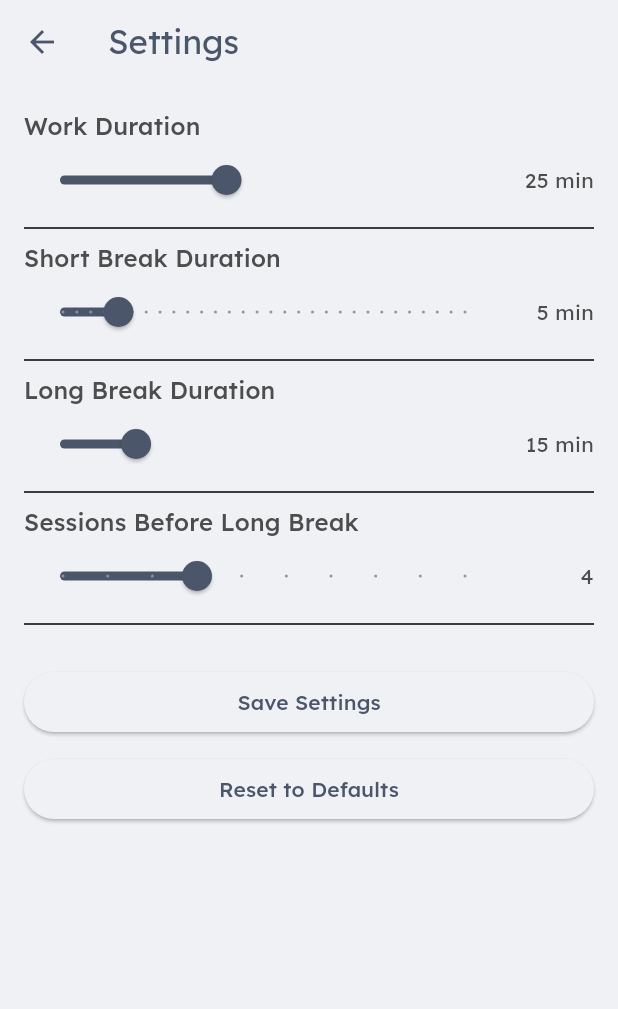
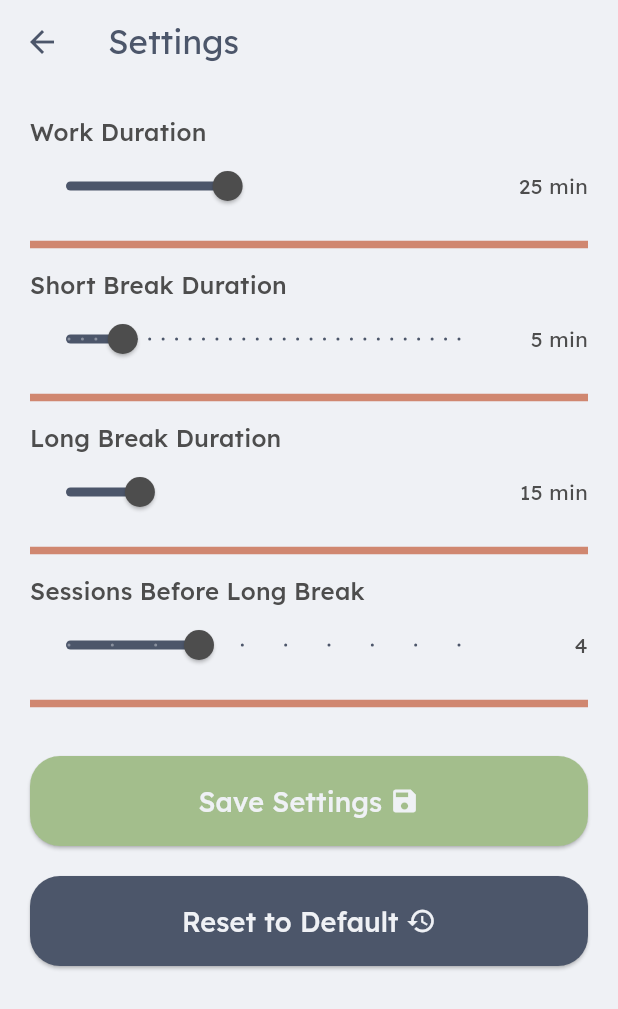
Before and after one commit to AbrarAbe/pomothing, a Flutter app: the SettingsScreen screen opened directly, on a phone screen of 412 x 824 dp. Shown: the top 1009 px of the screen. Run offline on Flutter 3.47's test engine with Material 3 defaults, Android fonts, the phone set to English and light mode, and no system bars; our stand-ins replace flutter_local_notifications, flutter_timezone, google_fonts, just_audio, shared_preferences, timezone; accounts and stored records are empty.

Commit message:
refactor(settings/ui): Extract UI components and enhance layout
- Extract slider and button widgets into separate files.
- Update reset logic to fetch defaults from the provider.
- Adjust layout padding and dividers.

```diff
--- a/lib/features/settings/settings_screen.dart
+++ b/lib/features/settings/settings_screen.dart
@@ -1,7 +1,10 @@
 import 'package:flutter/material.dart';
 import 'package:provider/provider.dart';
+
+import 'models/app_settings.dart';
 import 'settings_provider.dart';
-import 'models/app_settings.dart';
+import 'widgets/save_settings_button.dart';
+import 'widgets/slider.dart';
 
 class SettingsScreen extends StatefulWidget {
   const SettingsScreen({super.key});
@@ -39,7 +42,10 @@ class _SettingsScreenState extends State<SettingsScreen> {
     // Call the provider's reset method
     Provider.of<SettingsProvider>(context, listen: false).resetToDefaults();
     setState(() {
-      _localSettings = AppSettings();
+      // Re-initialize local settings with defaults after provider reset
+      // Fetching defaults from the provider ensures consistency
+      _localSettings =
+          Provider.of<SettingsProvider>(context, listen: false).settings;
     });
   }
 
@@ -48,11 +54,10 @@ class _SettingsScreenState extends State<SettingsScreen> {
     return Scaffold(
       appBar: AppBar(title: const Text('Settings')),
       body: ListView(
-        padding: const EdgeInsets.all(16.0),
+        padding: const EdgeInsets.all(20.0),
         children: [
           // Work Duration Slider
-          _buildSettingSlider(
-            context,
+          SettingSlider(
             title: 'Work Duration',
             value:
                 (_localSettings.workDuration ~/ 60)
@@ -71,11 +76,14 @@ class _SettingsScreenState extends State<SettingsScreen> {
             displayValue:
                 '${_localSettings.workDuration ~/ 60} min', // Display in minutes
           ),
-          const Divider(),
+          Divider(
+            height: 30,
+            thickness: 5,
+            color: Theme.of(context).colorScheme.primaryContainer,
+          ),
 
           // Short Break Duration Slider
-          _buildSettingSlider(
-            context,
+          SettingSlider(
             title: 'Short Break Duration',
             value:
                 (_localSettings.shortBreakDuration ~/ 60)
@@ -94,11 +102,14 @@ class _SettingsScreenState extends State<SettingsScreen> {
             displayValue:
                 '${_localSettings.shortBreakDuration ~/ 60} min', // Display in minutes
           ),
-          const Divider(),
+          Divider(
+            height: 30,
+            thickness: 5,
+            color: Theme.of(context).colorScheme.primaryContainer,
+          ),
 
           // Long Break Duration Slider
-          _buildSettingSlider(
-            context,
+          SettingSlider(
             title: 'Long Break Duration',
             value:
                 (_localSettings.longBreakDuration ~/ 60)
@@ -117,11 +128,14 @@ class _SettingsScreenState extends State<SettingsScreen> {
             displayValue:
                 '${_localSettings.longBreakDuration ~/ 60} min', // Display in minutes
           ),
-          const Divider(),
+          Divider(
+            height: 30,
+            thickness: 5,
+            color: Theme.of(context).colorScheme.primaryContainer,
+          ),
 
           // Sessions Before Long Break Slider
-          _buildSettingSlider(
-            context,
+          SettingSlider(
             title: 'Sessions Before Long Break',
             value: _localSettings.sessionsBeforeLongBreak.toDouble(),
             min: 1,
@@ -136,60 +150,28 @@ class _SettingsScreenState extends State<SettingsScreen> {
             },
             displayValue: '${_localSettings.sessionsBeforeLongBreak}',
           ),
-          const Divider(),
+          Divider(
+            height: 30,
+            thickness: 5,
+            color: Theme.of(context).colorScheme.primaryContainer,
+          ),
 
           const SizedBox(height: 20),
-          ElevatedButton(
+          SaveSettingsButton(
             onPressed: _saveSettings, // Call the local save method
-            child: const Text('Save Settings'),
+            text: 'Save Settings',
+            icon: Icons.save,
+            color: Theme.of(context).colorScheme.tertiary,
           ),
-          const SizedBox(height: 10), // Add some spacing
-          ElevatedButton(
-            onPressed: _resetToDefaults, // Call the local reset method
-            child: const Text('Reset to Defaults'),
+          const SizedBox(height: 20), // Add some spacing
+          SaveSettingsButton(
+            onPressed: _resetToDefaults, // Call the local save method
+            text: 'Reset to Default',
+            icon: Icons.restore,
+            color: Theme.of(context).colorScheme.primary,
           ),
         ],
       ),
     );
   }
-
-  Widget _buildSettingSlider(
-    BuildContext context, {
-    required String title,
-    required double value,
-    required double min,
-    required double max,
-    required int divisions,
-    required ValueChanged<double> onChanged,
-    required String displayValue,
-  }) {
-    return Column(
-      crossAxisAlignment: CrossAxisAlignment.start,
-      children: [
-        Text(title, style: Theme.of(context).textTheme.titleMedium),
-        Row(
-          children: [
-            Expanded(
-              child: Slider(
-                value: value,
-                min: min,
-                max: max,
-                divisions: divisions,
-                label: value.round().toString(),
-                onChanged: onChanged,
-              ),
-            ),
-            SizedBox(
-              width: 60,
-              child: Text(
-                displayValue,
-                style: Theme.of(context).textTheme.bodyMedium,
-                textAlign: TextAlign.end,
-              ),
-            ),
-          ],
-        ),
-      ],
-    );
-  }
 }
--- /dev/null
+++ b/lib/features/settings/widgets/save_settings_button.dart
@@ -0,0 +1,39 @@
+import 'package:flutter/material.dart';
+
+// ignore: must_be_immutable
+class SaveSettingsButton extends StatelessWidget {
+  final Color color;
+  void Function() onPressed;
+  final String text;
+  final IconData? icon;
+  SaveSettingsButton({
+    super.key,
+    required this.color,
+    required this.onPressed,
+    required this.text,
+    this.icon,
+  });
+
+  @override
+  Widget build(BuildContext context) {
+    return ElevatedButton(
+      style: ElevatedButton.styleFrom(
+        fixedSize: const Size(290, 60),
+        shape: RoundedRectangleBorder(borderRadius: BorderRadius.circular(20)),
+        backgroundColor: color, // Button color
+        foregroundColor:
+            Theme.of(context).colorScheme.onPrimary, // Icon/text color
+      ),
+      onPressed: onPressed,
+      child: Row(
+        spacing: 5,
+        mainAxisSize: MainAxisSize.min,
+        mainAxisAlignment: MainAxisAlignment.center,
+        children: [
+          Text(text, style: TextStyle(fontSize: 18)),
+          Icon(icon, size: 20),
+        ],
+      ),
+    );
+  }
+}
--- /dev/null
+++ b/lib/features/settings/widgets/slider.dart
@@ -0,0 +1,55 @@
+import 'package:flutter/material.dart';
+
+class SettingSlider extends StatelessWidget {
+  final String title;
+  final double value;
+  final double min;
+  final double max;
+  final int divisions;
+  final ValueChanged<double> onChanged;
+  final String displayValue;
+  const SettingSlider({
+    super.key,
+    required this.title,
+    required this.value,
+    required this.min,
+    required this.max,
+    required this.divisions,
+    required this.onChanged,
+    required this.displayValue,
+  });
+
+  @override
+  Widget build(BuildContext context) {
+    return Column(
+      crossAxisAlignment: CrossAxisAlignment.start,
+      children: [
+        Text(title, style: Theme.of(context).textTheme.titleMedium),
+        Row(
+          children: [
+            Expanded(
+              child: Slider(
+                thumbColor: Theme.of(context).colorScheme.onPrimaryContainer,
+                activeColor: Theme.of(context).colorScheme.primary,
+                value: value,
+                min: min,
+                max: max,
+                divisions: divisions,
+                label: value.round().toString(),
+                onChanged: onChanged,
+              ),
+            ),
+            SizedBox(
+              width: 60,
+              child: Text(
+                displayValue,
+                style: Theme.of(context).textTheme.bodyMedium,
+                textAlign: TextAlign.end,
+              ),
+            ),
+          ],
+        ),
+      ],
+    );
+  }
+}
--- a/lib/features/timer/timer_screen.dart
+++ b/lib/features/timer/timer_screen.dart
@@ -165,7 +165,7 @@ class _TimerScreenState extends State<TimerScreen> {
               handleResetCycle: handleResetCycle,
               handleStop: handleStop,
             ),
-            const SizedBox(height: 16),
+            const SizedBox(height: 20),
             PlayPauseButton(
               timerState: timerProvider.timerState,
               handlePlayPause: handlePlayPause,
--- a/lib/theme/theme.dart
+++ b/lib/theme/theme.dart
@@ -36,6 +36,13 @@ ThemeData lightMode = ThemeData(
     primaryContainer: catppuccinLatteAccent,
     error: catppuccinLatteError,
     onPrimary: catppuccinLatteSurface,
+    onSurface: catppuccinLatteText,
+    onSecondary: catppuccinLatteText,
+    onError: catppuccinLatteSurface,
+    onPrimaryContainer: catppuccinLatteText,
+    onSecondaryContainer: catppuccinLatteText,
+    onTertiaryContainer: catppuccinLatteText,
+    onErrorContainer: catppuccinLatteSurface,
   ),
   appBarTheme: const AppBarTheme(
     backgroundColor: catppuccinLatteSurface,
@@ -62,7 +69,14 @@ ThemeData darkMode = ThemeData(
     onTertiary: catppuccinMochaHighlight,
     primaryContainer: catppuccinMochaAccent,
     error: catppuccinMochaError,
-    onPrimary: catppuccinLatteSubtext1,
+    onPrimary: catppuccinMochaText,
+    onSurface: catppuccinMochaText,
+    onSecondary: catppuccinMochaText,
+    onError: catppuccinMochaSurface,
+    onPrimaryContainer: catppuccinMochaText,
+    onSecondaryContainer: catppuccinMochaText,
+    onTertiaryContainer: catppuccinMochaText,
+    onErrorContainer: catppuccinMochaSurface,
   ),
   appBarTheme: const AppBarTheme(
     backgroundColor: catppuccinMochaSurface,
@@ -76,5 +90,5 @@ ThemeData darkMode = ThemeData(
     bodyColor: catppuccinMochaText,
     displayColor: catppuccinMochaSubtext0,
   ),
-  iconTheme: const IconThemeData(color: Colors.red),
+  iconTheme: const IconThemeData(color: catppuccinMochaPrimary),
 );
```
